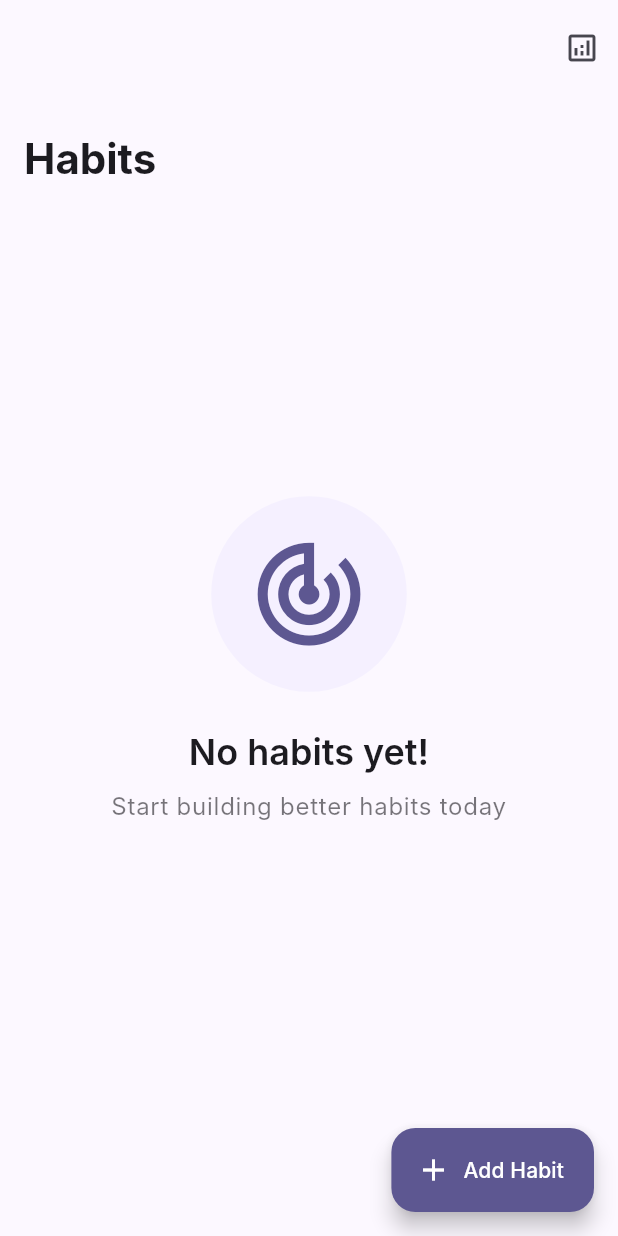
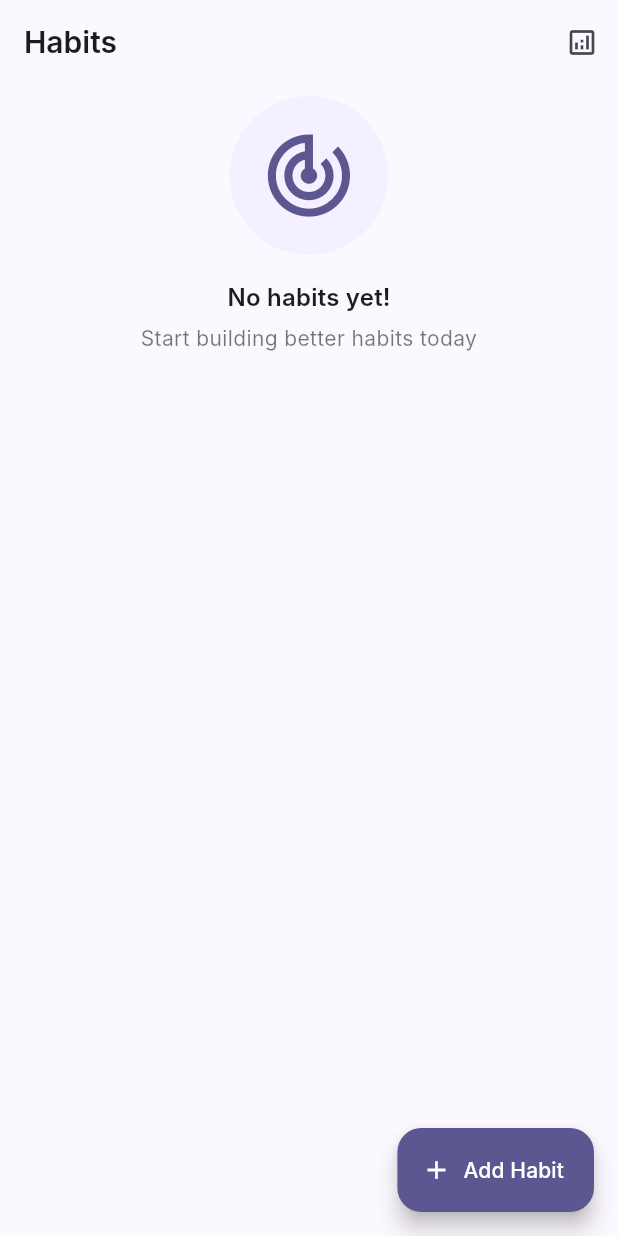
Before and after one commit to Ren-Tech/Everyday, a Flutter app: the screen it shows after launch, on a phone screen of 412 x 824 dp. Run offline on Flutter 3.47's test engine with Material 3 defaults, Android fonts, the phone set to English and light mode, and no system bars; our stand-ins replace hive, hive_flutter; accounts and stored records are empty; Roboto replaces fonts that are missing (Inter).

Commit message:
save habits to hive, conver dialog to an screen

```diff
--- a/lib/models/habit.dart
+++ b/lib/models/habit.dart
@@ -1,43 +1,98 @@
 import 'package:flutter/material.dart';
+import 'package:hive/hive.dart';
 
-enum GoalType { daily, weekly, monthly }
+part 'habit.g.dart'; // This will be generated by hive_generator
 
+@HiveType(typeId: 0)
+enum GoalType {
+  @HiveField(0)
+  daily,
+  @HiveField(1)
+  weekly,
+  @HiveField(2)
+  monthly,
+}
+
+@HiveType(typeId: 1)
 enum Category {
+  @HiveField(0)
   health,
+  @HiveField(1)
   productivity,
+  @HiveField(2)
   learning,
+  @HiveField(3)
   fitness,
+  @HiveField(4)
   mindfulness,
+  @HiveField(5)
   social,
+  @HiveField(6)
   finance,
+  @HiveField(7)
   other,
 }
 
-class Habit {
+@HiveType(typeId: 2)
+class Habit extends HiveObject {
+  @HiveField(0)
   final String id;
+
+  @HiveField(1)
   final String name;
+
+  @HiveField(2)
   final String description;
-  final Color color;
+
+  @HiveField(3)
+  final int colorValue;
+
+  @HiveField(4)
   final Category category;
+
+  @HiveField(5)
   final GoalType goalType;
+
+  @HiveField(6)
   final int targetCount;
-  final TimeOfDay? reminderTime;
+
+  @HiveField(7)
+  final int? reminderHour;
+
+  @HiveField(8)
+  final int? reminderMinute;
+
+  @HiveField(9)
   final Map<DateTime, int> completions;
+
+  @HiveField(10)
   final DateTime createdAt;
 
   Habit({
     required this.id,
     required this.name,
     required this.description,
-    required this.color,
+    required Color color,
     required this.category,
     required this.goalType,
     required this.targetCount,
-    this.reminderTime,
+    TimeOfDay? reminderTime,
     Map<DateTime, int>? completions,
     DateTime? createdAt,
-  }) : completions = completions ?? {},
+  }) : colorValue = color.value,
+       reminderHour = reminderTime?.hour,
+       reminderMinute = reminderTime?.minute,
+       completions = completions ?? {},
        createdAt = createdAt ?? DateTime.now();
+
+  Color get color => Color(colorValue);
+
+  TimeOfDay? get reminderTime {
+    if (reminderHour != null && reminderMinute != null) {
+      return TimeOfDay(hour: reminderHour!, minute: reminderMinute!);
+    }
+    return null;
+  }
 
   Habit copyWith({
     String? id,
--- a/lib/screens/home_screen.dart
+++ b/lib/screens/home_screen.dart
@@ -15,117 +15,103 @@ class HomeScreen extends StatelessWidget {
 
     return Scaffold(
       backgroundColor: Theme.of(context).colorScheme.surface,
-      body: SafeArea(
-        bottom: false, // We'll handle bottom padding manually
-        child: CustomScrollView(
-          physics: const AlwaysScrollableScrollPhysics(),
-          slivers: [
-            SliverAppBar.large(
+      appBar: AppBar(
         backgroundColor: Colors.transparent,
-              pinned: true,
+        elevation: 0,
         title: const Text(
           'Habits',
-                style: TextStyle(fontWeight: FontWeight.w700),
+          style: TextStyle(fontWeight: FontWeight.w600, fontSize: 20),
         ),
         actions: [
           IconButton(
-                  icon: const Icon(Icons.analytics_outlined),
+            icon: const Icon(Icons.analytics_outlined, size: 22),
             onPressed: () => _showStats(context),
           ),
         ],
       ),
-            const SliverToBoxAdapter(
-              child: Padding(
-                padding: EdgeInsets.symmetric(horizontal: 20),
-                child: StatsOverview(),
-              ),
-            ),
-            Consumer<HabitProvider>(
+      body: SafeArea(
+        bottom: false,
+        child: Consumer<HabitProvider>(
           builder: (context, habitProvider, child) {
-                if (habitProvider.habits.isEmpty) {
-                  return SliverFillRemaining(
-                    hasScrollBody: false,
-                    child: Padding(
+            return SingleChildScrollView(
+              padding: const EdgeInsets.symmetric(horizontal: 16),
+              physics: const AlwaysScrollableScrollPhysics(),
+              child: Column(
+                crossAxisAlignment: CrossAxisAlignment.start,
+                children: [
+                  const SizedBox(height: 8),
+                  const StatsOverview(),
+                  // Removed the gap below StatsOverview
+                  if (habitProvider.habits.isEmpty)
+                    Padding(
                       padding: EdgeInsets.only(
                         bottom:
                             bottomPadding + kFloatingActionButtonMargin + 80,
                       ),
                       child: Center(
-                        child: SingleChildScrollView(
                         child: Column(
                           mainAxisAlignment: MainAxisAlignment.center,
                           children: [
                             Container(
-                                padding: const EdgeInsets.all(24),
+                              padding: const EdgeInsets.all(20),
                               decoration: BoxDecoration(
-                                  color: Theme.of(context)
-                                      .colorScheme
-                                      .primaryContainer
-                                      .withOpacity(0.3),
+                                color: Theme.of(
+                                  context,
+                                ).colorScheme.primaryContainer.withOpacity(0.3),
                                 shape: BoxShape.circle,
                               ),
                               child: Icon(
                                 Icons.track_changes,
-                                  size: screenHeight * 0.1,
+                                size: screenHeight * 0.08,
                                 color: Theme.of(context).colorScheme.primary,
                               ),
                             ),
-                              const SizedBox(height: 24),
+                            const SizedBox(height: 16),
                             Text(
                               'No habits yet!',
-                                style: Theme.of(context).textTheme.headlineSmall
+                              style: Theme.of(context).textTheme.titleMedium
                                   ?.copyWith(fontWeight: FontWeight.w600),
                             ),
-                              const SizedBox(height: 8),
+                            const SizedBox(height: 6),
                             Padding(
                               padding: const EdgeInsets.symmetric(
-                                  horizontal: 40,
+                                horizontal: 32,
                               ),
                               child: Text(
                                 'Start building better habits today',
                                 textAlign: TextAlign.center,
-                                  style: Theme.of(context).textTheme.bodyLarge
+                                style: Theme.of(context).textTheme.bodyMedium
                                     ?.copyWith(
-                                        color: Theme.of(context)
-                                            .colorScheme
-                                            .onSurface
-                                            .withOpacity(0.6),
+                                      color: Theme.of(
+                                        context,
+                                      ).colorScheme.onSurface.withOpacity(0.6),
                                     ),
                               ),
                             ),
                           ],
                         ),
                       ),
+                    )
+                  else
+                    Column(
+                      children: [
+                        for (var i = 0; i < habitProvider.habits.length; i++)
+                          Padding(
+                            padding: EdgeInsets.only(
+                              bottom: 12,
+                              top: i == 0
+                                  ? 0
+                                  : 0, // removed top spacing for first item
                             ),
+                            child: HabitCard(habit: habitProvider.habits[i]),
                           ),
-                  );
-                }
-
-                return SliverPadding(
-                  padding: const EdgeInsets.symmetric(horizontal: 20),
-                  sliver: SliverList(
-                    delegate: SliverChildBuilderDelegate((context, index) {
-                      final habit = habitProvider.habits[index];
-                      return Padding(
-                        padding: EdgeInsets.only(
-                          bottom: 16,
-                          // Add extra padding for the last item to avoid FAB overlap
-                          top: index == 0 ? 8 : 0,
+                      ],
                     ),
-                        child: HabitCard(habit: habit),
-                      );
-                    }, childCount: habitProvider.habits.length),
+                  SizedBox(height: bottomPadding + 70),
+                ],
               ),
             );
           },
-            ),
-            // Add extra space at the bottom to account for FAB
-            SliverToBoxAdapter(
-              child: SizedBox(
-                height: bottomPadding + 80, // FAB height + margin
-              ),
-            ),
-          ],
         ),
       ),
       floatingActionButton: Padding(
@@ -137,9 +123,8 @@ class HomeScreen extends StatelessWidget {
               MaterialPageRoute(builder: (context) => AddHabitScreen()),
             );
           },
-
-          icon: const Icon(Icons.add),
-          label: const Text('Add Habit'),
+          icon: const Icon(Icons.add, size: 20),
+          label: const Text('Add Habit', style: TextStyle(fontSize: 14)),
           backgroundColor: Theme.of(context).colorScheme.primary,
           foregroundColor: Theme.of(context).colorScheme.onPrimary,
         ),
--- a/pubspec.yaml
+++ b/pubspec.yaml
@@ -38,6 +38,8 @@ dependencies:
   hive: ^2.2.3
   shared_preferences: ^2.5.3
   table_calendar: ^3.2.0
+  hive_flutter: ^1.1.0
+
 
 dev_dependencies:
   flutter_test:
@@ -49,6 +51,8 @@ dev_dependencies:
   # package. See that file for information about deactivating specific lint
   # rules and activating additional ones.
   flutter_lints: ^5.0.0
+  hive_generator: ^2.0.1
+  build_runner: ^2.5.4
 
 # For information on the generic Dart part of this file, see the
 # following page: https://dart.dev/tools/pub/pubspec
```
Also changed, not shown: lib/main.dart (+11 -36 lines), lib/providers/habit_provider.dart (+30 -11 lines), lib/screens/habit_detail_screen.dart (renamed from lib/widgets/habit_detail_dialog.dart, +26 -44 lines), lib/widgets/habit_card.dart (+13 -4 lines), lib/widgets/heatmap_widget.dart (+158 -35 lines), lib/models/habit.g.dart (added), pubspec.lock, 1 other file. Lines whose indentation alone changed are shown as unchanged.
